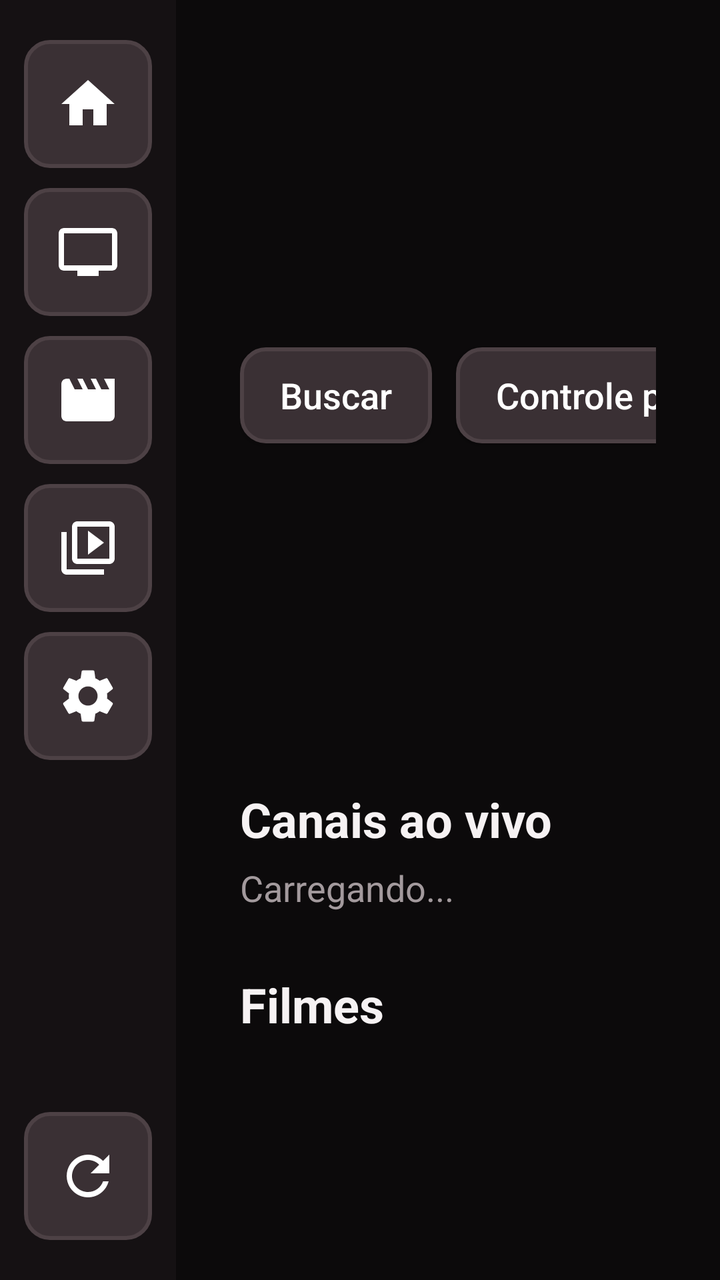
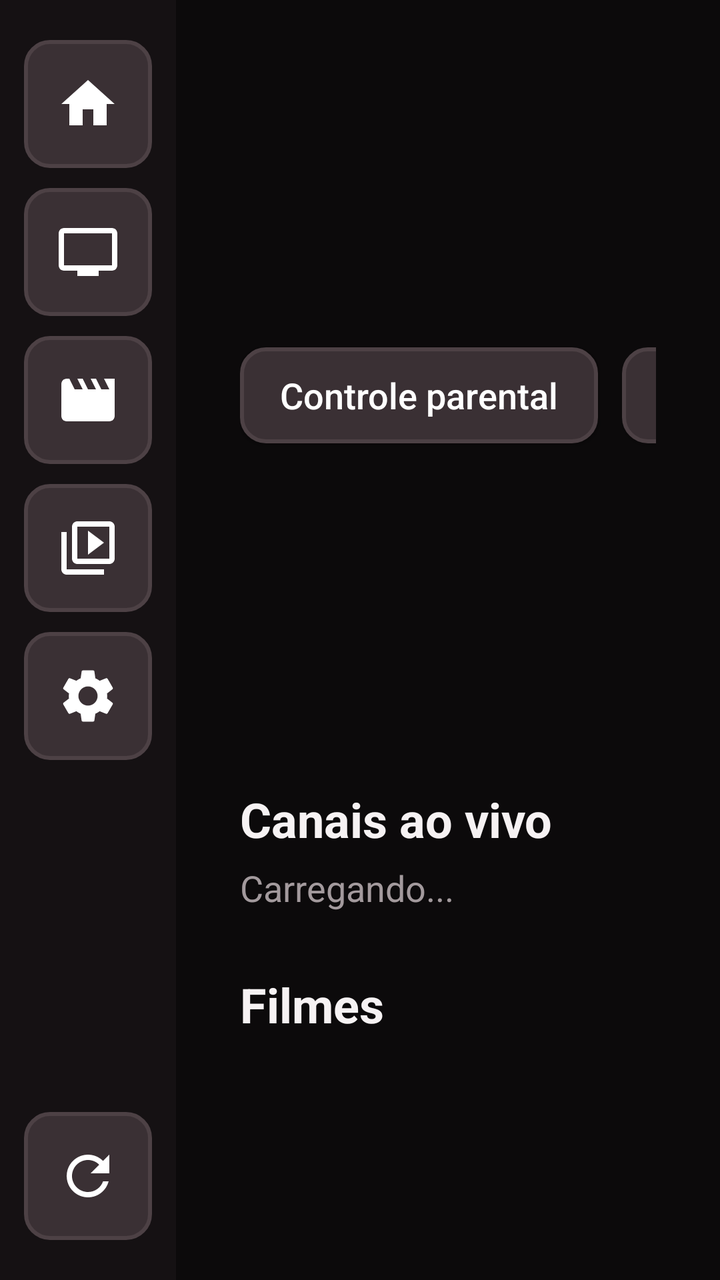

Two renders of the same Android screen: before a commit and after it. Below are the layout's source before the change and the commit's diff.
<!-- AndroidManifest.xml: application theme android:Theme.Material.NoActionBar -->
<!-- res/layout/activity_home.xml -->
<?xml version="1.0" encoding="utf-8"?>
<LinearLayout xmlns:android="http://schemas.android.com/apk/res/android"
    android:layout_width="match_parent"
    android:layout_height="match_parent"
    android:background="#0C0A0B"
    android:orientation="horizontal">

    <LinearLayout
        android:id="@+id/group_nav"
        android:layout_width="88dp"
        android:layout_height="match_parent"
        android:background="#151113"
        android:gravity="center_horizontal"
        android:orientation="vertical"
        android:paddingTop="20dp"
        android:paddingBottom="20dp">

        <ImageButton
            android:id="@+id/nav_home"
            android:layout_width="64dp"
            android:layout_height="64dp"
            android:layout_marginBottom="10dp"
            android:background="@drawable/bg_button"
            android:contentDescription="Tela inicial"
            android:focusable="true"
            android:scaleType="center"
            android:src="@drawable/ic_nav_home" />

        <ImageButton
            android:id="@+id/nav_live"
            android:layout_width="64dp"
            android:layout_height="64dp"
            android:layout_marginBottom="10dp"
            android:background="@drawable/bg_button"
            android:contentDescription="Canais"
            android:focusable="true"
            android:scaleType="center"
            android:src="@drawable/ic_nav_live" />

        <ImageButton
            android:id="@+id/nav_movie"
            android:layout_width="64dp"
            android:layout_height="64dp"
            android:layout_marginBottom="10dp"
            android:background="@drawable/bg_button"
            android:contentDescription="Filmes"
            android:focusable="true"
            android:scaleType="center"
            android:src="@drawable/ic_nav_movie" />

        <ImageButton
            android:id="@+id/nav_series"
            android:layout_width="64dp"
            android:layout_height="64dp"
            android:layout_marginBottom="10dp"
            android:background="@drawable/bg_button"
            android:contentDescription="Séries"
            android:focusable="true"
            android:scaleType="center"
            android:src="@drawable/ic_nav_series" />

        <ImageButton
            android:id="@+id/nav_settings"
            android:layout_width="64dp"
            android:layout_height="64dp"
            android:background="@drawable/bg_button"
            android:contentDescription="Ajustes"
            android:focusable="true"
            android:scaleType="center"
            android:src="@drawable/ic_nav_settings" />

        <View
            android:layout_width="match_parent"
            android:layout_height="0dp"
            android:layout_weight="1" />

        <ImageButton
            android:id="@+id/nav_refresh"
            android:layout_width="64dp"
            android:layout_height="64dp"
            android:background="@drawable/bg_button"
            android:contentDescription="Atualizar lista"
            android:focusable="true"
            android:scaleType="center"
            android:src="@drawable/ic_nav_refresh" />
    </LinearLayout>

    <LinearLayout
        android:layout_width="0dp"
        android:layout_height="match_parent"
        android:layout_weight="1"
        android:orientation="vertical">

        <ScrollView
            android:layout_width="match_parent"
            android:layout_height="0dp"
            android:layout_weight="1"
            android:fillViewport="true"
            android:scrollbars="none">

            <LinearLayout
                android:layout_width="match_parent"
                android:layout_height="wrap_content"
                android:orientation="vertical"
                android:paddingStart="32dp"
                android:paddingTop="20dp"
                android:paddingEnd="32dp"
                android:paddingBottom="28dp">

                <LinearLayout
                    android:layout_width="match_parent"
                    android:layout_height="wrap_content"
                    android:gravity="center_vertical"
                    android:orientation="horizontal">

                    <TextView
                        android:layout_width="0dp"
                        android:layout_height="wrap_content"
                        android:layout_weight="1"
                        android:text="ASC TV Box"
                        android:textColor="#FF2A3D"
                        android:textSize="30sp"
                        android:textStyle="bold" />

                    <Button
                        android:id="@+id/btn_search"
                        android:layout_width="wrap_content"
                        android:layout_height="wrap_content"
                        android:background="@drawable/bg_button"
                        android:minHeight="48dp"
                        android:paddingStart="20dp"
                        android:paddingEnd="20dp"
                        android:text="Buscar"
                        android:textAllCaps="false"
                        android:textColor="#FFFFFF"
                        android:textSize="18sp" />

                    <Button
                        android:id="@+id/btn_parental"
                        android:layout_width="wrap_content"
                        android:layout_height="wrap_content"
                        android:layout_marginStart="12dp"
                        android:background="@drawable/bg_button"
                        android:minHeight="48dp"
                        android:paddingStart="20dp"
                        android:paddingEnd="20dp"
                        android:text="Controle parental"
                        android:textAllCaps="false"
                        android:textColor="#FFFFFF"
                        android:textSize="18sp" />

                    <Button
                        android:id="@+id/btn_logout"
                        android:layout_width="wrap_content"
                        android:layout_height="wrap_content"
                        android:layout_marginStart="12dp"
                        android:background="@drawable/bg_button"
                        android:minHeight="48dp"
                        android:paddingStart="20dp"
                        android:paddingEnd="20dp"
                        android:text="Trocar login"
                        android:textAllCaps="false"
                        android:textColor="#FFFFFF"
                        android:textSize="18sp" />
                </LinearLayout>

                <LinearLayout
                    android:id="@+id/group_update"
                    android:layout_width="match_parent"
                    android:layout_height="wrap_content"
                    android:layout_marginTop="12dp"
                    android:gravity="center_vertical"
                    android:orientation="horizontal"
                    android:visibility="gone">

                    <TextView
                        android:id="@+id/tv_update"
                        android:layout_width="0dp"
                        android:layout_height="wrap_content"
                        android:layout_weight="1"
                        android:textColor="#4ADE80"
                        android:textSize="18sp"
                        android:textStyle="bold" />

                    <Button
                        android:id="@+id/btn_update_now"
                        android:layout_width="wrap_content"
                        android:layout_height="wrap_content"
                        android:layout_marginStart="12dp"
                        android:background="@drawable/bg_button"
                        android:minHeight="48dp"
                        android:paddingStart="20dp"
                        android:paddingEnd="20dp"
                        android:text="@string/btn_update_now"
                        android:textAllCaps="false"
                        android:textColor="#FFFFFF"
                        android:textSize="18sp"
                        android:textStyle="bold" />

                    <Button
                        android:id="@+id/btn_update_later"
                        android:layout_width="wrap_content"
                        android:layout_height="wrap_content"
                        android:layout_marginStart="12dp"
                        android:background="@drawable/bg_button"
                        android:minHeight="48dp"
                        android:paddingStart="20dp"
                        android:paddingEnd="20dp"
                        android:text="@string/btn_update_later"
                        android:textAllCaps="false"
                        android:textColor="#FFFFFF"
                        android:textSize="18sp" />
                </LinearLayout>

                <TextView
                    android:layout_width="match_parent"
                    android:layout_height="wrap_content"
                    android:layout_marginTop="18dp"
                    android:text="Canais ao vivo"
                    android:textColor="#F6F2F3"
                    android:textSize="24sp"
                    android:textStyle="bold" />

                <TextView
                    android:id="@+id/st_live"
                    android:layout_width="match_parent"
                    android:layout_height="wrap_content"
                    android:layout_marginTop="6dp"
                    android:text="Carregando..."
                    android:textColor="#A39A9D"
                    android:textSize="18sp" />

                <HorizontalScrollView
                    android:layout_width="match_parent"
                    android:layout_height="wrap_content"
                    android:clipToPadding="false"
                    android:scrollbars="none">

                    <LinearLayout
                        android:id="@+id/rail_live"
                        android:layout_width="wrap_content"
                        android:layout_height="wrap_content"
                        android:orientation="horizontal"
                        android:padding="6dp" />
                </HorizontalScrollView>

                <TextView
                    android:layout_width="match_parent"
                    android:layout_height="wrap_content"
                    android:layout_marginTop="18dp"
                    android:text="Filmes"
                    android:textColor="#F6F2F3"
                    android:textSize="24sp"
                    android:textStyle="bold" />

                <TextView
                    android:id="@+id/st_movie"
                    android:layout_width="match_parent"
                    android:layout_height="wrap_content"
                    android:layout_marginTop="6dp"
                    android:text="Carregando..."
                    android:textColor="#A39A9D"
                    android:textSize="18sp" />

                <HorizontalScrollView
                    android:layout_width="match_parent"
                    android:layout_height="wrap_content"
                    android:clipToPadding="false"
                    android:scrollbars="none">

                    <LinearLayout
                        android:id="@+id/rail_movie"
                        android:layout_width="wrap_content"
                        android:layout_height="wrap_content"
                        android:orientation="horizontal"
                        android:padding="6dp" />
                </HorizontalScrollView>

                <TextView
                    android:layout_width="match_parent"
                    android:layout_height="wrap_content"
                    android:layout_marginTop="18dp"
                    android:text="Séries"
                    android:textColor="#F6F2F3"
                    android:textSize="24sp"
                    android:textStyle="bold" />

                <TextView
                    android:id="@+id/st_series"
                    android:layout_width="match_parent"
                    android:layout_height="wrap_content"
                    android:layout_marginTop="6dp"
                    android:text="Carregando..."
                    android:textColor="#A39A9D"
                    android:textSize="18sp" />

                <HorizontalScrollView
                    android:layout_width="match_parent"
                    android:layout_height="wrap_content"
                    android:clipToPadding="false"
                    android:scrollbars="none">

                    <LinearLayout
                        android:id="@+id/rail_series"
                        android:layout_width="wrap_content"
                        android:layout_height="wrap_content"
                        android:orientation="horizontal"
                        android:padding="6dp" />
                </HorizontalScrollView>

            </LinearLayout>
        </ScrollView>

        <LinearLayout
            android:id="@+id/group_preview"
            android:layout_width="match_parent"
            android:layout_height="wrap_content"
            android:background="#1A1517"
            android:focusable="false"
            android:orientation="vertical"
            android:paddingStart="32dp"
            android:paddingTop="10dp"
            android:paddingEnd="32dp"
            android:paddingBottom="10dp"
            android:visibility="invisible">

            <TextView
                android:id="@+id/tv_pv_channel"
                android:layout_width="match_parent"
                android:layout_height="wrap_content"
                android:ellipsize="end"
                android:maxLines="1"
                android:textColor="#A39A9D"
                android:textSize="16sp" />

            <TextView
                android:id="@+id/tv_pv_title"
                android:layout_width="match_parent"
                android:layout_height="wrap_content"
                android:ellipsize="end"
                android:maxLines="1"
                android:textColor="#FFFFFF"
                android:textSize="22sp"
                android:textStyle="bold" />

            <LinearLayout
                android:layout_width="match_parent"
                android:layout_height="wrap_content"
                android:layout_marginTop="4dp"
                android:gravity="center_vertical"
                android:orientation="horizontal">

                <TextView
                    android:id="@+id/tv_pv_start"
                    android:layout_width="wrap_content"
                    android:layout_height="wrap_content"
                    android:textColor="#F6F2F3"
                    android:textSize="16sp" />

                <ProgressBar
                    android:id="@+id/pb_preview"
                    style="?android:attr/progressBarStyleHorizontal"
                    android:layout_width="0dp"
                    android:layout_height="8dp"
                    android:layout_marginStart="12dp"
                    android:layout_marginEnd="12dp"
                    android:layout_weight="1"
                    android:max="100"
                    android:progress="0"
                    android:progressTint="#FF2A3D"
                    android:progressBackgroundTint="#4A4245" />

                <TextView
                    android:id="@+id/tv_pv_end"
                    android:layout_width="wrap_content"
                    android:layout_height="wrap_content"
                    android:textColor="#F6F2F3"
                    android:textSize="16sp" />
            </LinearLayout>

            <TextView
                android:id="@+id/tv_pv_next"
                android:layout_width="match_parent"
                android:layout_height="wrap_content"
                android:layout_marginTop="4dp"
                android:ellipsize="end"
                android:maxLines="1"
                android:textColor="#A39A9D"
                android:textSize="18sp" />
        </LinearLayout>
    </LinearLayout>
</LinearLayout>
<!-- resources referenced by this layout -->
<resources>
  <!-- drawable bg_button (drawable) -->
  <?xml version="1.0" encoding="utf-8"?>
  <selector xmlns:android="http://schemas.android.com/apk/res/android">
  
      <item android:state_focused="true">
          <shape android:shape="rectangle">
              <solid android:color="#E50914" />
              <stroke
                  android:width="4dp"
                  android:color="#FFFFFF" />
              <corners android:radius="12dp" />
          </shape>
      </item>
  
      <item android:state_pressed="true">
          <shape android:shape="rectangle">
              <solid android:color="#B20710" />
              <stroke
                  android:width="4dp"
                  android:color="#FFFFFF" />
              <corners android:radius="12dp" />
          </shape>
      </item>
  
      <item>
          <shape android:shape="rectangle">
              <solid android:color="#3A3034" />
              <stroke
                  android:width="2dp"
                  android:color="#4D4145" />
              <corners android:radius="12dp" />
          </shape>
      </item>
  
  </selector>
  <!-- drawable ic_nav_home (drawable) -->
  <?xml version="1.0" encoding="utf-8"?>
  <vector xmlns:android="http://schemas.android.com/apk/res/android"
      android:width="32dp"
      android:height="32dp"
      android:viewportWidth="24"
      android:viewportHeight="24">
      <path
          android:fillColor="#FFFFFF"
          android:pathData="M10,20v-6h4v6h5v-8h3L12,3 2,12h3v8z" />
  </vector>
  <!-- drawable ic_nav_live (drawable) -->
  <?xml version="1.0" encoding="utf-8"?>
  <vector xmlns:android="http://schemas.android.com/apk/res/android"
      android:width="32dp"
      android:height="32dp"
      android:viewportWidth="24"
      android:viewportHeight="24">
      <path
          android:fillColor="#FFFFFF"
          android:pathData="M21,3L3,3c-1.1,0 -2,0.9 -2,2v12c0,1.1 0.9,2 2,2h5v2h8v-2h5c1.1,0 1.99,-0.9 1.99,-2L23,5c0,-1.1 -0.9,-2 -2,-2zM21,17L3,17L3,5h18v12z" />
  </vector>
  <!-- drawable ic_nav_movie (drawable) -->
  <?xml version="1.0" encoding="utf-8"?>
  <vector xmlns:android="http://schemas.android.com/apk/res/android"
      android:width="32dp"
      android:height="32dp"
      android:viewportWidth="24"
      android:viewportHeight="24">
      <path
          android:fillColor="#FFFFFF"
          android:pathData="M18,4l2,4h-3l-2,-4h-2l2,4h-3l-2,-4H8l2,4H7L5,4H4c-1.1,0 -1.99,0.9 -1.99,2L2,18c0,1.1 0.9,2 2,2h16c1.1,0 2,-0.9 2,-2V4h-4z" />
  </vector>
  <!-- drawable ic_nav_refresh (drawable) -->
  <?xml version="1.0" encoding="utf-8"?>
  <vector xmlns:android="http://schemas.android.com/apk/res/android"
      android:width="32dp"
      android:height="32dp"
      android:viewportWidth="24"
      android:viewportHeight="24">
      <path
          android:fillColor="#FFFFFF"
          android:pathData="M17.65,6.35C16.2,4.9 14.21,4 12,4c-4.42,0 -7.99,3.58 -7.99,8s3.57,8 7.99,8c3.73,0 6.84,-2.55 7.73,-6h-2.08c-0.82,2.33 -3.04,4 -5.65,4 -3.31,0 -6,-2.69 -6,-6s2.69,-6 6,-6c1.66,0 3.14,0.69 4.22,1.78L13,11h7V4l-2.35,2.35z" />
  </vector>
  <!-- drawable ic_nav_series (drawable) -->
  <?xml version="1.0" encoding="utf-8"?>
  <vector xmlns:android="http://schemas.android.com/apk/res/android"
      android:width="32dp"
      android:height="32dp"
      android:viewportWidth="24"
      android:viewportHeight="24">
      <path
          android:fillColor="#FFFFFF"
          android:pathData="M4,6H2v14c0,1.1 0.9,2 2,2h14v-2H4V6zM20,2H8c-1.1,0 -2,0.9 -2,2v12c0,1.1 0.9,2 2,2h12c1.1,0 2,-0.9 2,-2V4c0,-1.1 -0.9,-2 -2,-2zM20,16H8V4h12v12zM12,5.5v9l6,-4.5z" />
  </vector>
  <string name="btn_update_later">Depois</string>
  <string name="btn_update_now">Atualizar</string>
  <!-- unchanged entries left out for length: 1 -->
</resources>

<!-- the commit's change to res/layout/activity_home.xml (unified diff, before → after) -->
@@ -123,23 +123,9 @@
                         android:textStyle="bold" />
 
                     <Button
-                        android:id="@+id/btn_search"
-                        android:layout_width="wrap_content"
-                        android:layout_height="wrap_content"
-                        android:background="@drawable/bg_button"
-                        android:minHeight="48dp"
-                        android:paddingStart="20dp"
-                        android:paddingEnd="20dp"
-                        android:text="Buscar"
-                        android:textAllCaps="false"
-                        android:textColor="#FFFFFF"
-                        android:textSize="18sp" />
-
-                    <Button
                         android:id="@+id/btn_parental"
                         android:layout_width="wrap_content"
                         android:layout_height="wrap_content"
-                        android:layout_marginStart="12dp"
                         android:background="@drawable/bg_button"
                         android:minHeight="48dp"
                         android:paddingStart="20dp"
